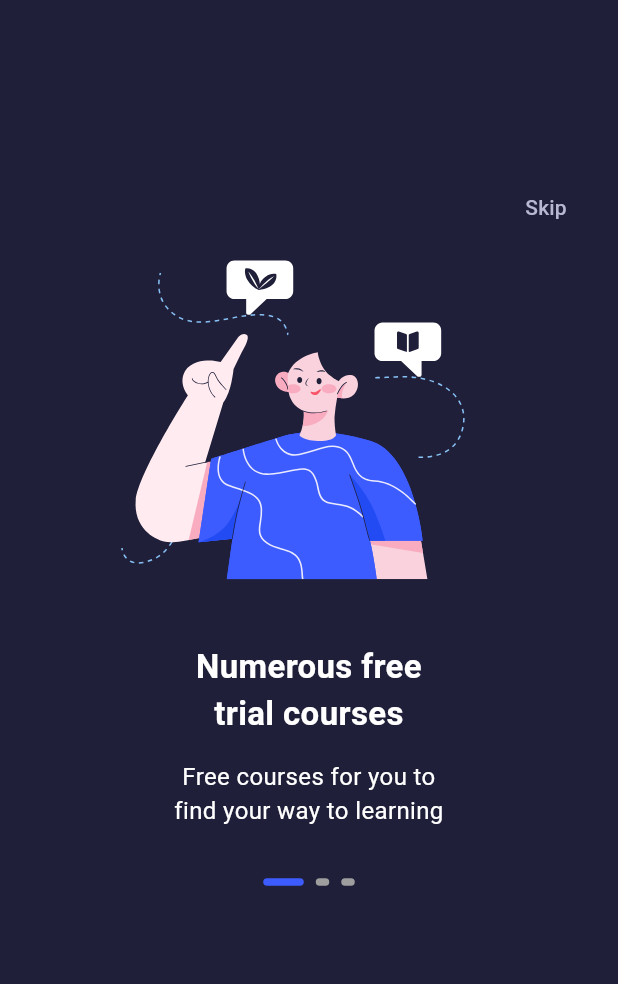
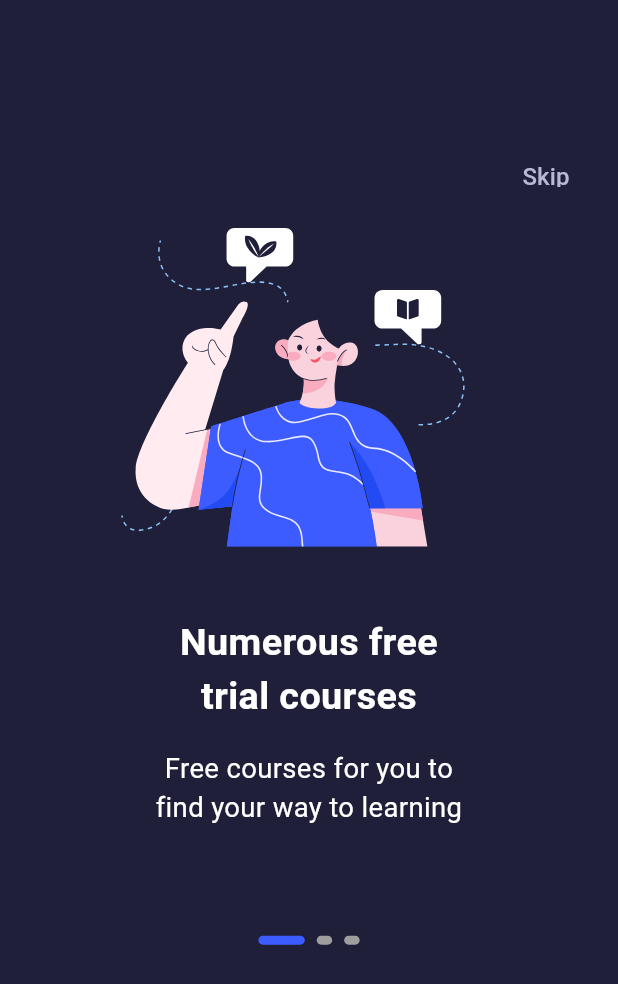
Before and after one commit to Youssef0200/onlinelearningapp, a Flutter app: the screen it shows after launch, on a phone screen of 412 x 824 dp. Shown: the top 984 px of the screen. Run offline on Flutter 3.47's test engine with Material 3 defaults, Android fonts, the phone set to English and light mode, and no system bars; drawn by our look-alikes of smooth_page_indicator; our stand-ins replace firebase_auth, firebase_core, flutter_bloc, flutter_screenutil, flutter_svg; accounts and stored records are empty.

Commit message:
here it is

```diff
--- a/lib/Onboarding/onboarding_view.dart
+++ b/lib/Onboarding/onboarding_view.dart
@@ -1,5 +1,6 @@
 import 'package:flutter/material.dart';
 import 'package:flutter_bloc/flutter_bloc.dart';
+import 'package:flutter_screenutil/flutter_screenutil.dart';
 import 'package:flutter_svg/svg.dart';
 import 'package:online_learning_app1/Onboarding/onboarding_items.dart';
 import 'package:online_learning_app1/blocs/navigation.dart';
@@ -50,7 +51,7 @@ class _OnboardingViewState extends State<OnboardingView> {
           mainAxisAlignment: MainAxisAlignment.center,
           children: [
             Container(
-              height: MediaQuery.of(context).size.height * 0.6,
+              height: MediaQuery.of(context).size.height * 0.6.h,
               child: PageView.builder(
                 controller: pageController,
                 itemCount: controller.items.length,
@@ -78,11 +79,11 @@ class _OnboardingViewState extends State<OnboardingView> {
                                 pageController.jumpToPage(
                                     controller.items.length - 1);
                               },
-                              child: const Text(
+                              child:  Text(
                                 "Skip",
                                 style: TextStyle(
                                   color: Color(0xFFB8B8D2),
-                                  fontSize: 14.0,
+                                  fontSize: 14.0.sp,
                                 ),
                               ),
                             ),
@@ -91,23 +92,23 @@ class _OnboardingViewState extends State<OnboardingView> {
                             : const SizedBox(), // Empty space placeholder
                       ),
                       SvgPicture.asset(controller.items[index].image),
-                      const SizedBox(height: 15),
+                       SizedBox(height: 15.sp),
                       Text(
                         controller.items[index].title,
                         textAlign: TextAlign.center,
-                        style: const TextStyle(
+                        style:  TextStyle(
                           color: Colors.white,
                           fontWeight: FontWeight.bold,
-                          fontSize: 22.0,
+                          fontSize: 22.0.sp,
                         ),
                       ),
-                      const SizedBox(height: 15),
+                       SizedBox(height: 15.h),
                       Text(
                         controller.items[index].descriptions,
                         textAlign: TextAlign.center,
-                        style: const TextStyle(
+                        style:  TextStyle(
                           color: Colors.white,
-                          fontSize: 16.0,
+                          fontSize: 16.0.sp,
                         ),
                       ),
                     ],
@@ -115,19 +116,20 @@ class _OnboardingViewState extends State<OnboardingView> {
                 },
               ),
             ),
-            const SizedBox(height: 10),
+             SizedBox(height: 10.sp),
             SmoothPageIndicator(
               controller: pageController,
               count: controller.items.length,
-              effect: const ExpandingDotsEffect(
+              effect:  ExpandingDotsEffect(
                 activeDotColor: Color(0xFF3D5CFF),
-                dotHeight: 5,
-                dotWidth: 9,
+                dotHeight: 5.h,
+                dotWidth: 9.w
+                ,
               ),
             ),
-            const SizedBox(height: 20),
+             SizedBox(height: 20.h),
             Container(
-              height: MediaQuery.of(context).size.height * 0.1,
+              height: MediaQuery.of(context).size.height * 0.1.h,
             ),
             Container(
               height: 50, // Fixed height to maintain layout consistency
@@ -142,7 +144,7 @@ class _OnboardingViewState extends State<OnboardingView> {
                     },
                     text: 'Sign up',
                   ),
-                  const SizedBox(width: 15),
+                   SizedBox(width: 15.w),
                   defaultButton(
                     function: () {
                       _navigationCubit.navigateToLogin(); // Trigger navigation to Log In
--- a/lib/components/buttons.dart
+++ b/lib/components/buttons.dart
@@ -1,4 +1,5 @@
 import 'package:flutter/material.dart';
+import 'package:flutter_screenutil/flutter_screenutil.dart';
 
 Widget  defaultButton({
   double height=50.0,
@@ -20,8 +21,8 @@ Widget  defaultButton({
         onPressed: function,
         child: Text(
           isUpperCase ? text.toUpperCase() : text,
-          style: const TextStyle(
-            fontSize: 18,
+          style:  TextStyle(
+            fontSize: 16.sp,
             color: Colors.white,
           ),
         ),
--- a/lib/main.dart
+++ b/lib/main.dart
@@ -1,12 +1,11 @@
-// import 'package:firebase_core/firebase_core.dart';
 import 'package:firebase_core/firebase_core.dart';
 import 'package:flutter/material.dart';
+import 'package:flutter_screenutil/flutter_screenutil.dart';
 import 'package:online_learning_app1/Onboarding/onboarding_view.dart';
-
 
 import 'screens/signup.dart';
 
-void main()async {
+void main() async {
   WidgetsFlutterBinding.ensureInitialized();
   await Firebase.initializeApp();
   runApp(const MyApp());
@@ -17,10 +16,16 @@ class MyApp extends StatelessWidget {
 
   @override
   Widget build(BuildContext context) {
-    return MaterialApp(
-      debugShowCheckedModeBanner: false,
-
-      home:  OnboardingView(),
+    return ScreenUtilInit(
+      designSize: const Size(360, 690), // Reference design size (e.g., iPhone X)
+      minTextAdapt: true,
+      splitScreenMode: true,
+      builder: (context, child) {
+        return MaterialApp(
+          debugShowCheckedModeBanner: false,
+          home: OnboardingView(),
+        );
+      },
     );
   }
 }
--- a/pubspec.yaml
+++ b/pubspec.yaml
@@ -41,6 +41,7 @@ dependencies:
   flutter_bloc: ^8.1.6
   flutter_svg: ^2.0.10+1
   smooth_page_indicator: ^1.2.0+3
+  flutter_screenutil: ^5.9.3
 
 dev_dependencies:
   flutter_test:
```
Also changed, not shown: lib/screens/phone_screen.dart (+25 -18 lines), pubspec.lock.
